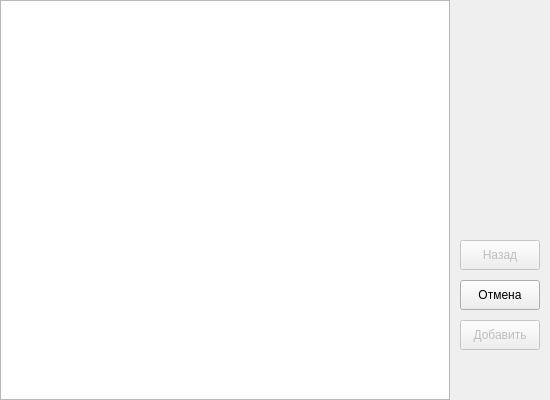
Above: selectgroup.ui from iStelmuhov/table before the change. Below: the same form after it.
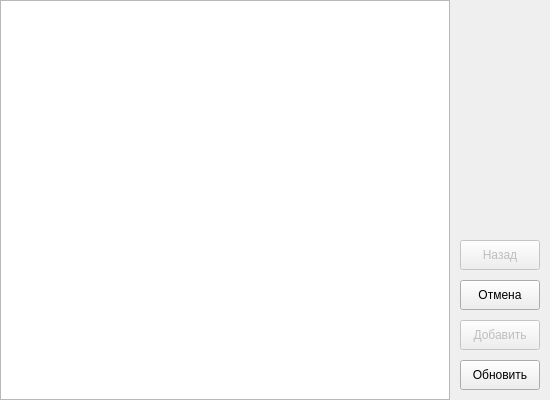
That is the form after the change. Icons and pictures are not drawn.

```diff
--- a/selectgroup.ui
+++ b/selectgroup.ui
@@ -125,6 +125,38 @@
      <string>Назад</string>
     </property>
    </widget>
+   <widget class="QPushButton" name="refreshButton">
+    <property name="enabled">
+     <bool>true</bool>
+    </property>
+    <property name="geometry">
+     <rect>
+      <x>460</x>
+      <y>360</y>
+      <width>80</width>
+      <height>30</height>
+     </rect>
+    </property>
+    <property name="text">
+     <string>Обновить</string>
+    </property>
+   </widget>
+   <widget class="QLabel" name="image">
+    <property name="enabled">
+     <bool>true</bool>
+    </property>
+    <property name="geometry">
+     <rect>
+      <x>0</x>
+      <y>0</y>
+      <width>451</width>
+      <height>401</height>
+     </rect>
+    </property>
+    <property name="text">
+     <string/>
+    </property>
+   </widget>
   </widget>
  </widget>
  <layoutdefault spacing="6" margin="11"/>
```
Left out of the diff: 10 changed lines with no effect on the pictures.
